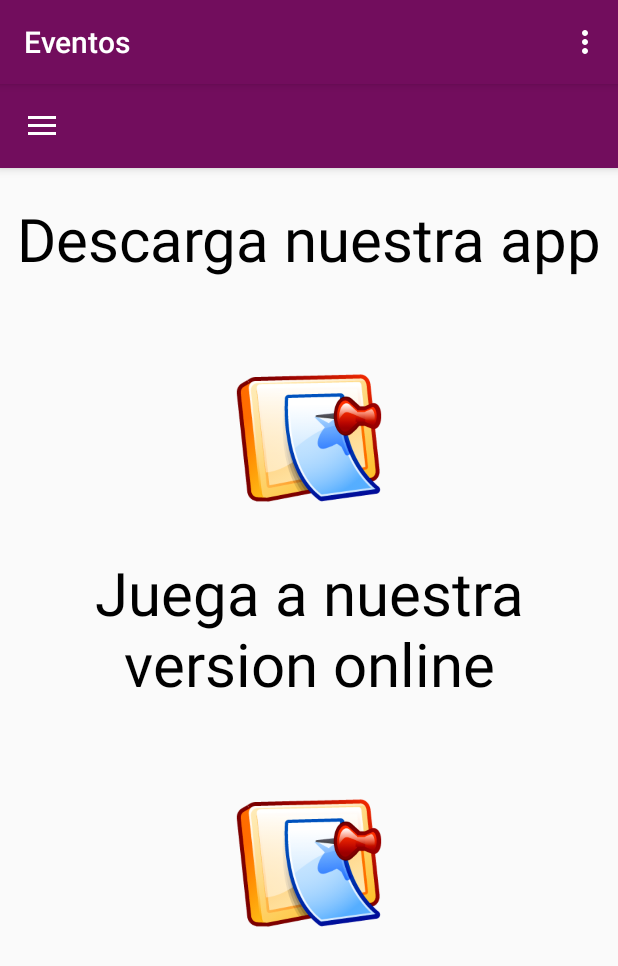
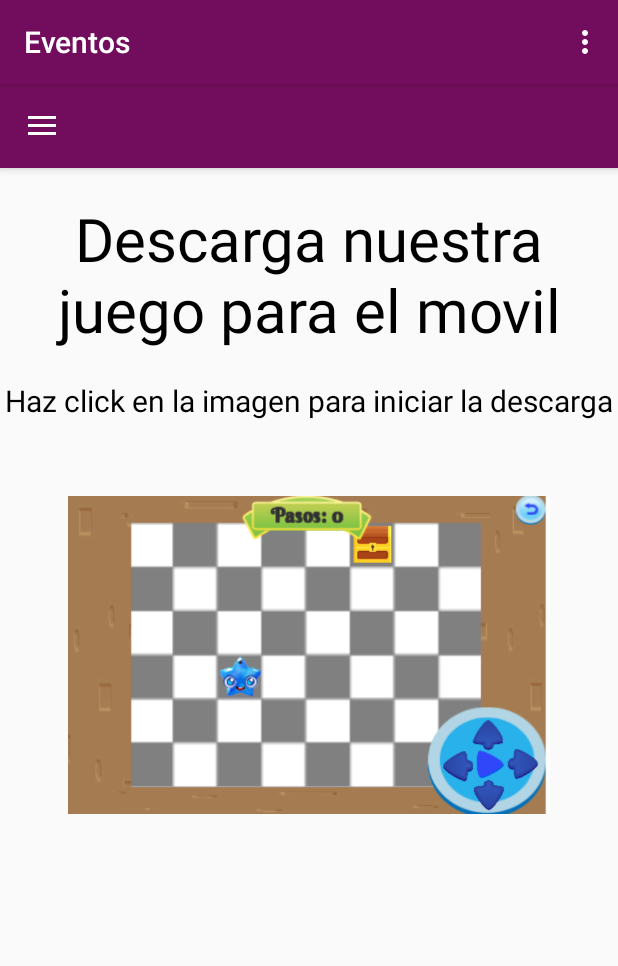
Before and after one commit to beasm/proyectoFinalAndroid, an Android app: the fragment FragmentDescargas placed in its activity, on a phone screen of 412 x 824 dp. Shown: the top 966 px of the screen. Run offline under Robolectric (Android 15) with nearby library versions, the phone set to English and light mode, and no system bars; our stand-ins replace Firebase (no records; nobody signed in at launch, a user with empty details on screens opened directly); libraries missing offline, so code that uses them is left out: com.firebase.ui; 5 statements that could not run were skipped.

Commit message:
cambiado algunos detalles

```diff
--- a/app/src/main/java/com/example/proyectofinalandroid/FragmentDescargas.java
+++ b/app/src/main/java/com/example/proyectofinalandroid/FragmentDescargas.java
@@ -65,15 +65,15 @@ public class FragmentDescargas extends Fragment {
             }
         });
 
-        final ImageView imagen_juego_online = view.findViewById(R.id.imagen_juego_online);
-        imagen_juego_online.setOnClickListener(new View.OnClickListener()
-        {
-            @Override
-            public void onClick(View v) {
-                Intent browserIntent = new Intent(Intent.ACTION_VIEW, Uri.parse(URL_TO_ONLINE));
-                mContext.startActivity(browserIntent);
-            }
-        });
+//        final ImageView imagen_juego_online = view.findViewById(R.id.imagen_juego_online);
+//        imagen_juego_online.setOnClickListener(new View.OnClickListener()
+//        {
+//            @Override
+//            public void onClick(View v) {
+//                Intent browserIntent = new Intent(Intent.ACTION_VIEW, Uri.parse(URL_TO_ONLINE));
+//                mContext.startActivity(browserIntent);
+//            }
+//        });
         return view;
     }
 
--- a/app/src/main/java/com/example/proyectofinalandroid/Main2Activity.java
+++ b/app/src/main/java/com/example/proyectofinalandroid/Main2Activity.java
@@ -46,25 +46,7 @@ public class Main2Activity extends AppCompatActivity
     @Override
     protected void onCreate(Bundle savedInstanceState) {
         super.onCreate(savedInstanceState);
-        setContentView(R.layout.activity_main2);
-        Toolbar toolbar = (Toolbar) findViewById(R.id.toolbar);
-//        setSupportActionBar(toolbar);
-
-        DrawerLayout drawer = (DrawerLayout) findViewById(R.id.drawer_layout);
-        ActionBarDrawerToggle toggle = new ActionBarDrawerToggle(
-                this, drawer, toolbar, R.string.navigation_drawer_open, R.string.navigation_drawer_close);
-        drawer.addDrawerListener(toggle);
-        toggle.syncState();
-
-        NavigationView navigationView = (NavigationView) findViewById(R.id.nav_view);
-        navigationView.setNavigationItemSelectedListener(this);
-
-
-        FragmentTransaction ft = getSupportFragmentManager().beginTransaction();
-        ft.replace(R.id.content_frame, new FragmentEventos());
-        ft.commit();
-        getSupportActionBar().setTitle("Eventos");
-
+        checkSelfPermission();
         if (FirebaseAuth.getInstance().getCurrentUser() == null) {
             // Start sign in/sign up activity
             startActivityForResult(
@@ -83,8 +65,23 @@ public class Main2Activity extends AppCompatActivity
                     Toast.LENGTH_LONG)
                     .show();
         }
+        setContentView(R.layout.activity_main2);
+        Toolbar toolbar = (Toolbar) findViewById(R.id.toolbar);
 
-        checkSelfPermission();
+        DrawerLayout drawer = (DrawerLayout) findViewById(R.id.drawer_layout);
+        ActionBarDrawerToggle toggle = new ActionBarDrawerToggle(
+                this, drawer, toolbar, R.string.navigation_drawer_open, R.string.navigation_drawer_close);
+        drawer.addDrawerListener(toggle);
+        toggle.syncState();
+
+        NavigationView navigationView = (NavigationView) findViewById(R.id.nav_view);
+        navigationView.setNavigationItemSelectedListener(this);
+
+
+        FragmentTransaction ft = getSupportFragmentManager().beginTransaction();
+        ft.replace(R.id.content_frame, new FragmentEventos());
+        ft.commit();
+        getSupportActionBar().setTitle("Eventos");
 
     }
 
@@ -109,7 +106,7 @@ public class Main2Activity extends AppCompatActivity
 
                 } else {
                     // permission denied!
-                    Toast.makeText(this, "Por favor proporcion permisos", Toast.LENGTH_LONG).show();
+                    Toast.makeText(this, "Por favor proporciona permisos", Toast.LENGTH_LONG).show();
                 }
             }
         }
@@ -188,11 +185,6 @@ public class Main2Activity extends AppCompatActivity
             fragment = new FragmentContactar();
             title = "Foro";
         }
-//        else if (id == R.id.nav_desconectar) {
-//            Intent intent = new Intent(this, LoginActivity.class);
-//            startActivity(intent);
-//            finish();
-//        }
 
         if (fragment != null) {
             FragmentTransaction ft = getSupportFragmentManager().beginTransaction();
@@ -214,10 +206,7 @@ public class Main2Activity extends AppCompatActivity
 
     @Override
     public void onFragmentInteraction(Uri uri) {
-//        Toast.makeText(this,
-//                "onFragmentInteraction",
-//                Toast.LENGTH_LONG)
-//                .show();
+
     }
 
     @Override
@@ -231,7 +220,7 @@ public class Main2Activity extends AppCompatActivity
                         "Ha iniciado sesión correctamente. Bienvenido!",
                         Toast.LENGTH_LONG)
                         .show();
-//                displayChatMessages();
+
             } else {
                 Toast.makeText(this,
                         "No pudimos iniciar sesión. Inténtalo de nuevo más tarde.",
--- a/app/src/main/res/layout/fragment_descargas.xml
+++ b/app/src/main/res/layout/fragment_descargas.xml
@@ -10,40 +10,51 @@
         android:layout_width="match_parent"
         android:layout_height="wrap_content"
         android:layout_marginTop="20sp"
-        android:text="Descarga nuestra app"
+        android:text="@string/descarga_movil_string"
         android:textAlignment="center"
         android:textColor="@android:color/black"
         android:textSize="40sp" />
 
+    <TextView
+        android:id="@+id/descripcion_descargas"
+        android:layout_width="match_parent"
+        android:layout_height="wrap_content"
+        android:layout_below="@id/titulo_descargas"
+        android:layout_marginTop="20sp"
+        android:text="Haz click en la imagen para iniciar la descarga"
+        android:textAlignment="center"
+        android:textColor="@android:color/black"
+        android:textSize="20sp" />
+
     <ImageView
         android:id="@+id/imagen_descargas"
         android:layout_width="match_parent"
-        android:layout_height="112dp"
-        android:layout_below="@id/titulo_descargas"
+        android:layout_height="212dp"
+        android:layout_below="@id/descripcion_descargas"
         android:layout_centerHorizontal="true"
         android:layout_marginTop="50dp"
         android:contentDescription="@string/icono"
-        android:src="@mipmap/icono_app" />
+        android:src="@drawable/juego_online" />
 
-    <TextView
-        android:id="@+id/titulo_juego_online"
-        android:layout_width="match_parent"
-        android:layout_height="wrap_content"
-        android:layout_marginTop="20sp"
-        android:text="Juega a nuestra version online"
-        android:layout_below="@id/imagen_descargas"
-        android:textAlignment="center"
-        android:textColor="@android:color/black"
-        android:textSize="40sp" />
+    <!--<TextView-->
+        <!--android:id="@+id/titulo_juego_online"-->
+        <!--android:layout_width="match_parent"-->
+        <!--android:layout_height="wrap_content"-->
+        <!--android:layout_marginTop="20sp"-->
+        <!--android:text="@string/juegao_online_string"-->
+        <!--android:layout_below="@id/imagen_descargas"-->
+        <!--android:textAlignment="center"-->
+        <!--android:textColor="@android:color/black"-->
+        <!--android:textSize="40sp" />-->
 
-    <ImageView
-        android:id="@+id/imagen_juego_online"
-        android:layout_width="match_parent"
-        android:layout_height="112dp"
-        android:layout_below="@id/titulo_juego_online"
-        android:layout_centerHorizontal="true"
-        android:layout_marginTop="50dp"
-        android:contentDescription="@string/icono"
-        android:src="@mipmap/icono_app" />
+    <!--<ImageView-->
+        <!--android:id="@+id/imagen_juego_online"-->
+        <!--android:layout_width="match_parent"-->
+        <!--android:layout_height="112dp"-->
+        <!--android:layout_below="@id/titulo_juego_online"-->
+        <!--android:layout_centerHorizontal="true"-->
+        <!--android:layout_marginTop="50dp"-->
+        <!--android:contentDescription="@string/icono"-->
+        <!--android:src="@mipmap/icono_app" />-->
 
 </RelativeLayout>
--- a/app/src/main/res/values/strings.xml
+++ b/app/src/main/res/values/strings.xml
@@ -17,11 +17,10 @@
     <string name="title_activity_main2">Main2Activity</string>
     <string name="navigation_drawer_open">Open navigation drawer</string>
     <string name="navigation_drawer_close">Close navigation drawer</string>
-    <string name="nav_header_title">Opciones</string>
+    <string name="nav_header_title">Menu</string>
     <string name="nav_header_subtitle">Selecione una</string>
     <string name="nav_header_desc">Navigation header</string>
     <string name="action_settings">Mis Tareas</string>
-
-    <!-- TODO: Remove or change this placeholder text -->
-    <string name="hello_blank_fragment">Hello blank fragment</string>
+    <string name="descarga_movil_string">Descarga nuestra juego para el movil</string>
+    <string name="juegao_online_string">Juega a nuestra version online</string>
 </resources>
```
Also changed, not shown: app/src/main/res/drawable/appmovil.png (added), app/src/main/res/drawable/juego_online.png (added).
